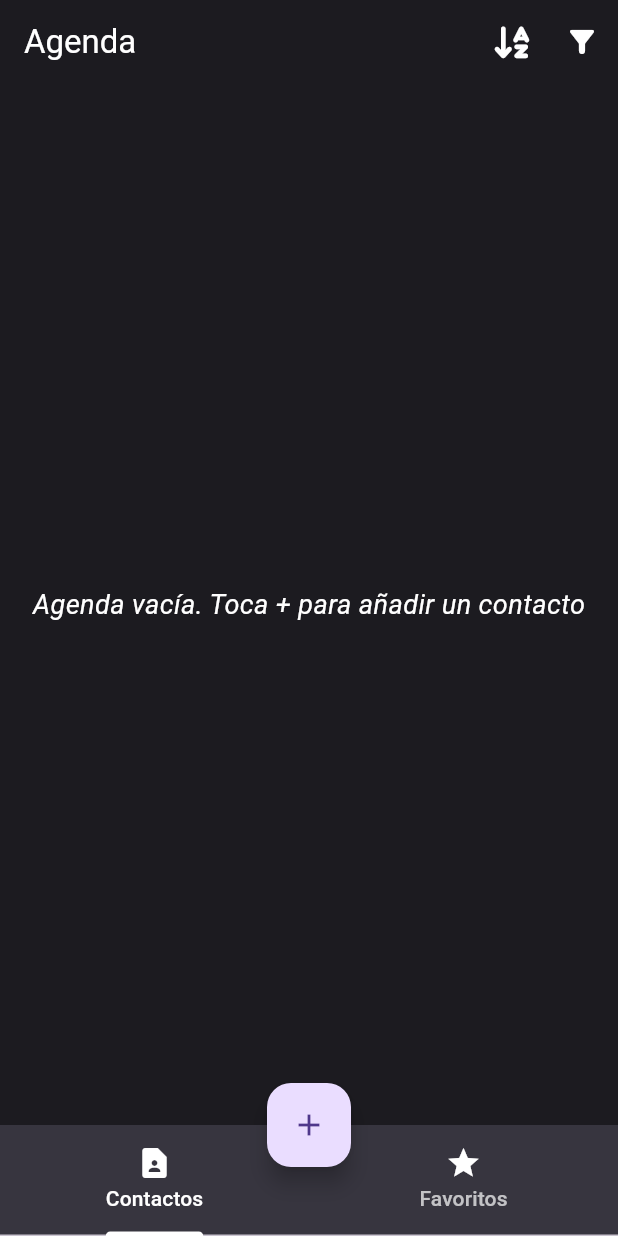
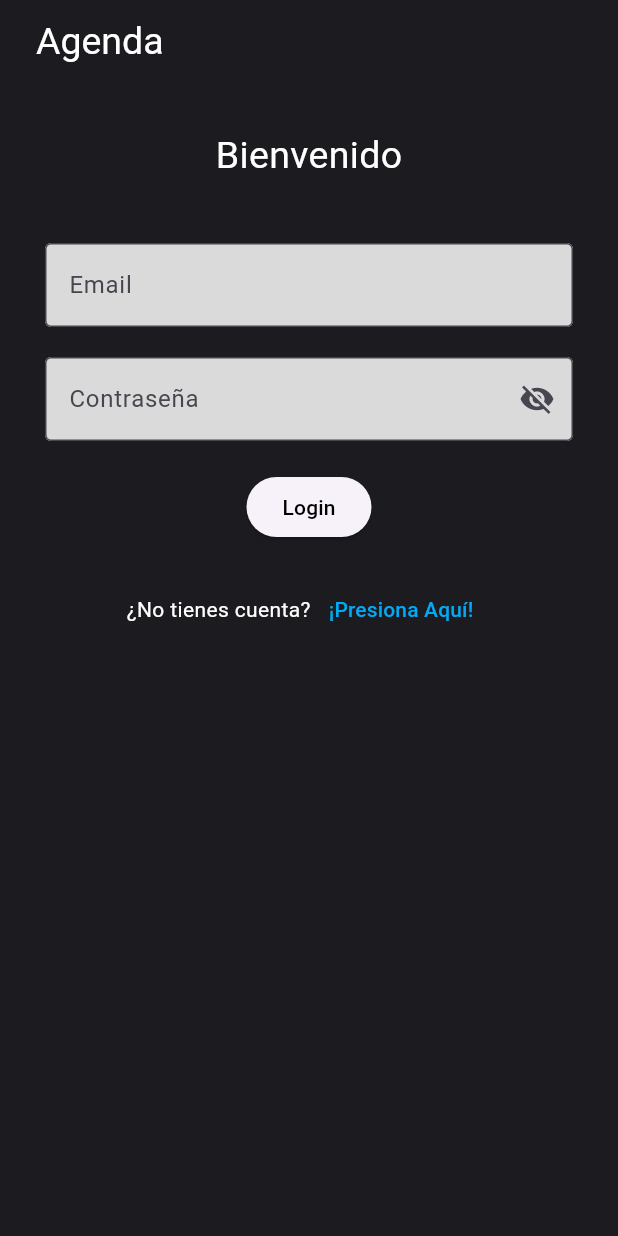
Before and after one commit to Danicorsan/Practica_3_3_Agenda, a Flutter app: the screen it shows after launch, on a phone screen of 412 x 824 dp. Run offline on Flutter 3.47's test engine with Material 3 defaults, Android fonts, the phone set to English and light mode, and no system bars; our stand-ins replace diacritic, firebase_auth, firebase_core, font_awesome_flutter, shared_preferences; accounts and stored records are empty.

Commit message:
Agenda Implementando Login

```diff
--- a/lib/main.dart
+++ b/lib/main.dart
@@ -1,10 +1,18 @@
+import 'package:firebase_core/firebase_core.dart';
 import 'package:flutter/material.dart';
-import 'package:practica32cordan/home_pages/boot_page.dart';
 import 'package:practica32cordan/models/events_hub.dart';
 import 'package:practica32cordan/models/agendaData.class.dart';
+import 'package:practica32cordan/pages/login_screen_page.dart';
+import 'package:practica32cordan/services/firebase_options.dart';
 import 'package:provider/provider.dart';
 
-void main() {
+void main() async {
+  WidgetsFlutterBinding.ensureInitialized();
+
+  await Firebase.initializeApp(
+    options: DefaultFirebaseOptions.currentPlatform,
+  );
+
   runApp(const MyApp());
 }
 
@@ -24,7 +32,7 @@ class MyApp extends StatelessWidget {
       ],
       child: const MaterialApp(
         debugShowCheckedModeBanner: false,
-        home: BootPage(),
+        home: LoginScreenPage(),
       ),
     );
   }
--- a/lib/models/events_hub.dart
+++ b/lib/models/events_hub.dart
@@ -1,7 +1,7 @@
 // ignore_for_file: prefer_const_constructors, use_build_context_synchronously
 
 import 'package:flutter/material.dart';
-import 'package:practica32cordan/home_pages/contact_form_page.dart';
+import 'package:practica32cordan/pages/contact_form_page.dart';
 import 'package:practica32cordan/models/agendaData.class.dart';
 import 'package:practica32cordan/models/contactData.class.dart';
 import 'package:provider/provider.dart';
@@ -35,9 +35,10 @@ class EventsHub extends ChangeNotifier {
       ));
     } else {
       ScaffoldMessenger.of(context).showSnackBar(SnackBar(
-        content: Text('Error al guardar el contacto'),
+        content: Text('Contacto no guardado'),
       ));
     }
+    contact.notificar();
   }
 
   void onSort(BuildContext context) {
--- a/lib/home_pages/contacts_page.dart
+++ b/lib/pages/contacts_page.dart
@@ -2,7 +2,7 @@
 
 import 'package:flutter/material.dart';
 import 'package:font_awesome_flutter/font_awesome_flutter.dart';
-import 'package:practica32cordan/home_pages/contact_details_page.dart';
+import 'package:practica32cordan/pages/contact_details_page.dart';
 import 'package:practica32cordan/models/agendaData.class.dart';
 import 'package:practica32cordan/models/contactData.class.dart';
 import 'package:practica32cordan/models/enums/state_enum.dart';
@@ -158,7 +158,6 @@ class ContactsPage extends StatelessWidget {
             style: TextStyle(color: Colors.white, fontSize: 14),
           ),
           trailing: PopupMenuButton<int>(
-            // Opciones de contacto
             iconColor: Colors.white,
             color: const Color.fromARGB(255, 60, 58, 68),
             onSelected: (int result) {
--- /dev/null
+++ b/lib/pages/login_screen_page.dart
@@ -0,0 +1,213 @@
+// ignore_for_file: prefer_const_constructors, prefer_const_literals_to_create_immutables, avoid_unnecessary_containers, avoid_print, use_build_context_synchronously
+
+import 'package:firebase_auth/firebase_auth.dart';
+import 'package:flutter/material.dart';
+import 'package:practica32cordan/pages/boot_page.dart';
+import 'package:practica32cordan/pages/sign_up_screen_page.dart';
+import 'package:practica32cordan/services/firebase_auth_services.dart';
+
+class LoginScreenPage extends StatefulWidget {
+  const LoginScreenPage({super.key});
+
+  @override
+  State<LoginScreenPage> createState() => _LoginScreenPageState();
+}
+
+class _LoginScreenPageState extends State<LoginScreenPage> {
+  final _formKey = GlobalKey<FormState>();
+  final TextEditingController _emailController = TextEditingController();
+  final TextEditingController _passwordController = TextEditingController();
+  bool _isPasswordObscured = true;
+
+  final FirebaseAuthServices _auth = FirebaseAuthServices();
+
+  @override
+  void dispose() {
+    super.dispose();
+    _emailController.dispose();
+    _passwordController.dispose();
+  }
+
+  @override
+  Widget build(BuildContext context) {
+    return Scaffold(
+      backgroundColor: const Color.fromRGBO(28, 27, 32, 1),
+      appBar: AppBar(
+        backgroundColor: const Color.fromRGBO(28, 27, 32, 1),
+        title: Padding(
+          padding: const EdgeInsets.all(8.0),
+          child: Text(
+            "Agenda",
+            style: TextStyle(fontSize: 25, color: Colors.white),
+          ),
+        ),
+      ),
+      body: SingleChildScrollView(
+        child: Padding(
+          padding: const EdgeInsets.all(30.0),
+          child: Form(
+            key: _formKey,
+            child: Column(
+              crossAxisAlignment: CrossAxisAlignment.center,
+              mainAxisAlignment: MainAxisAlignment.center,
+              children: [
+                Text(
+                  "Bienvenido",
+                  style: TextStyle(fontSize: 25, color: Colors.white),
+                ),
+                SizedBox(
+                  height: 40,
+                ),
+                entradaDeTexto(
+                  texto: "Email",
+                  controller: _emailController,
+                  validator: (value) {
+                    if (value == null || value.isEmpty) {
+                      return 'Por favor, ingrese su email';
+                    }
+                    if (!RegExp(r"^[^@]+@[^@]+\.[^@]+").hasMatch(value)) {
+                      return 'Ingrese un email válido';
+                    }
+                    return null;
+                  },
+                ),
+                SizedBox(
+                  height: 20,
+                ),
+                entradaDeTexto(
+                  texto: "Contraseña",
+                  esContrasenia: true,
+                  controller: _passwordController,
+                  validator: (value) {
+                    if (value == null || value.isEmpty) {
+                      return 'Por favor, ingrese su contraseña';
+                    }
+                    if (value.length < 6) {
+                      return 'La contraseña debe tener al menos 6 caracteres';
+                    }
+                    return null;
+                  },
+                ),
+                SizedBox(
+                  height: 20,
+                ),
+                ElevatedButton(
+                  onPressed: () {
+                    if (_formKey.currentState!.validate()) {
+                      login(context);
+                    }
+                  },
+                  child: Text(
+                    "Login",
+                    style: TextStyle(color: Colors.black),
+                  ),
+                ),
+                SizedBox(
+                  height: 20,
+                ),
+                Row(
+                  mainAxisAlignment: MainAxisAlignment.center,
+                  crossAxisAlignment: CrossAxisAlignment.center,
+                  children: [
+                    Text(
+                      "¿No tienes cuenta?",
+                      style: TextStyle(color: Colors.white),
+                    ),
+                    TextButton(
+                      onPressed: () {
+                        Navigator.pushReplacement(
+                          context,
+                          MaterialPageRoute(
+                              builder: (context) => SignUpScreenPage()),
+                        );
+                      },
+                      child: const Text('¡Presiona Aquí!',
+                          style: TextStyle(color: Colors.lightBlue)),
+                    )
+                  ],
+                )
+              ],
+            ),
+          ),
+        ),
+      ),
+    );
+  }
+
+  //METODO DONDE SE COMUNICA APP CON LA CLASE QUE SE COMUNICA CON FIREBASE
+
+  void login(BuildContext context) async {
+    String email = _emailController.text;
+    String password = _passwordController.text;
+
+    try {
+      User? usuario = await _auth.loginWithEmailAndPassword(email, password);
+
+      if (usuario != null) {
+        print("Usuario registrado con éxito");
+        Navigator.pushReplacement(
+          context,
+          MaterialPageRoute(
+            builder: (context) => BootPage(),
+          ),
+        );
+      }
+    } on FirebaseAuthException {
+      showDialog(
+        context: context,
+        builder: (context) => AlertDialog(
+          backgroundColor: const Color.fromRGBO(28, 27, 32, 1),
+          title: Text(
+            "Error",
+            style: TextStyle(color: Colors.white),
+          ),
+          content: Text(
+            "No existe ninguna cuenta con esas credencias",
+            style: TextStyle(color: Colors.white),
+          ),
+          actions: [
+            TextButton(
+              onPressed: () => Navigator.pop(context),
+              child: Text(
+                "OK",
+                style: TextStyle(color: Colors.white),
+              ),
+            ),
+          ],
+        ),
+      );
+    }
+  }
+
+  Widget entradaDeTexto({
+    String? texto,
+    bool? esContrasenia,
+    TextEditingController? controller,
+    String? Function(String?)? validator,
+  }) {
+    return TextFormField(
+      controller: controller,
+      validator: validator,
+      decoration: InputDecoration(
+        hintText: texto,
+        border: OutlineInputBorder(),
+        filled: true,
+        fillColor: const Color.fromARGB(255, 218, 218, 218),
+        suffixIcon: esContrasenia == true
+            ? IconButton(
+                icon: Icon(
+                  _isPasswordObscured ? Icons.visibility_off : Icons.visibility,
+                ),
+                onPressed: () {
+                  setState(() {
+                    _isPasswordObscured = !_isPasswordObscured;
+                  });
+                },
+              )
+            : null,
+      ),
+      cursorWidth: 1,
+      obscureText: esContrasenia == true ? _isPasswordObscured : false,
+    );
+  }
+}
--- /dev/null
+++ b/lib/services/firebase_auth_services.dart
@@ -0,0 +1,31 @@
+import 'package:firebase_auth/firebase_auth.dart';
+
+//CLASE PARA HACER EL SIGNUP Y EL LOGIN
+
+class FirebaseAuthServices {
+  final FirebaseAuth _auth = FirebaseAuth.instance;
+
+  // Método para registro de usuario
+  Future<User?> signUpConEmailYContrasenia(
+      String email, String contrasenia) async {
+    UserCredential userCredential = await _auth.createUserWithEmailAndPassword(
+      email: email,
+      password: contrasenia,
+    );
+    return userCredential.user;
+  }
+
+  // Método para inicio de sesión
+  Future<User?> loginWithEmailAndPassword(
+      String email, String contrasenia) async {
+    try {
+      UserCredential credential = await _auth.signInWithEmailAndPassword(
+        email: email,
+        password: contrasenia,
+      );
+      return credential.user;
+    } on FirebaseAuthException {
+      rethrow;
+    }
+  }
+}
--- a/pubspec.yaml
+++ b/pubspec.yaml
@@ -40,6 +40,8 @@ dependencies:
   font_awesome_flutter: ^10.8.0
   diacritic: ^0.1.6
   shared_preferences: ^2.0.11
+  firebase_core: ^3.8.1
+  firebase_auth: ^5.3.4
 
 dev_dependencies:
   flutter_test:
```
Also changed, not shown: lib/models/contactData.class.dart (+6 -6 lines), lib/pages/boot_page.dart (renamed from lib/home_pages/boot_page.dart, +3 -4 lines), lib/pages/sign_up_screen_page.dart (added, +263 -0 lines), firebase.json (added), lib/pages/contact_details_page.dart (renamed from lib/home_pages/contact_details_page.dart), lib/pages/contact_form_page.dart (renamed from lib/home_pages/contact_form_page.dart), lib/services/firebase_options.dart (added), pubspec.lock, 6 other files.
